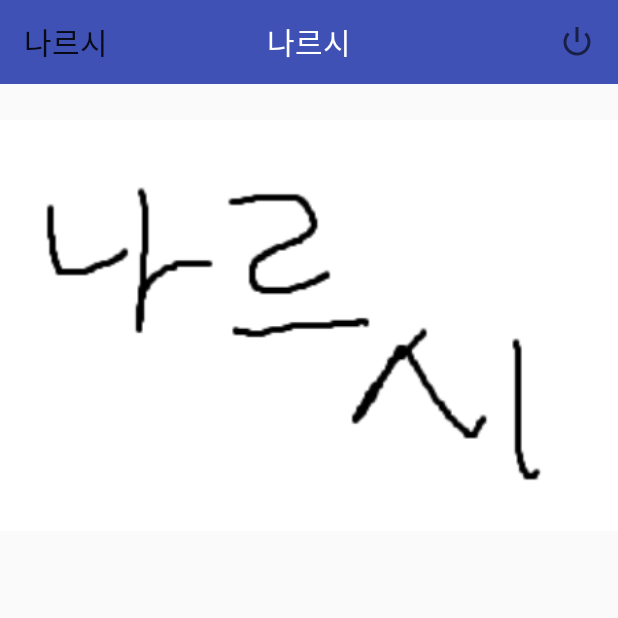
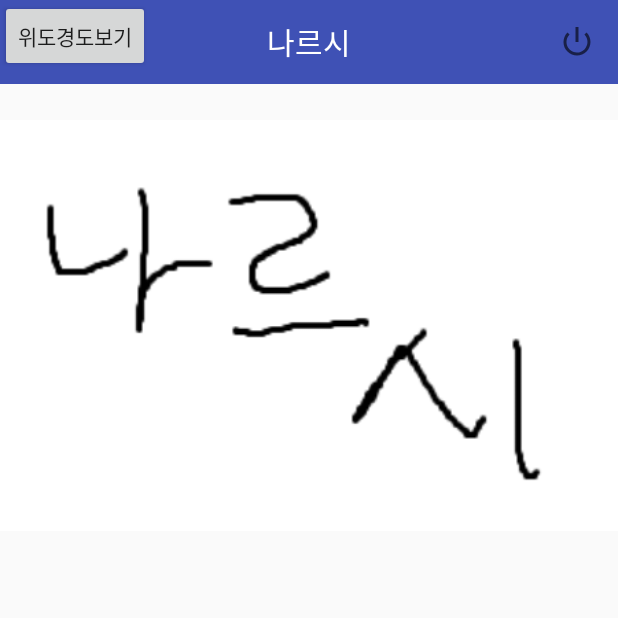
Before and after one commit to csw5team/narsi2, an Android app: the screen it shows after launch once a user with an empty profile is signed in (MainActivity), on a phone screen of 412 x 824 dp, the top half of it. Run offline under Robolectric (Android 15) with nearby library versions, the phone set to English and light mode, and no system bars; our stand-ins replace Firebase (no records; nobody signed in at launch, a user with empty details on screens opened directly).

Commit message:
calculate lat and lng _ver2

```diff
--- a/app/src/main/java/org/csw/narsi2/MainActivity.java
+++ b/app/src/main/java/org/csw/narsi2/MainActivity.java
@@ -60,7 +60,11 @@ public class MainActivity extends AppCompatActivity {
             return;
         }
         location = locationManager.getLastKnownLocation(bestProvider);
+        if (location != null) {
+            lat = location.getLatitude();
+            lng = location.getLongitude();
 
+        }
         locationListener = new LocationListener() {
             @Override
             public void onLocationChanged(Location location) {
@@ -125,6 +129,19 @@ public class MainActivity extends AppCompatActivity {
                 finish();
             }
         });
+        location = locationManager.getLastKnownLocation(bestProvider);
+        if (location != null) {
+            lat = location.getLatitude();
+            lng = location.getLongitude();
+
+        }
+        Button button = (Button) findViewById(R.id.showLatLng);
+        button.setOnClickListener(new View.OnClickListener() {
+            @Override
+            public void onClick(View v) {
+                Toast.makeText(MainActivity.this, "위도 : "+MainActivity.this.getLat()+"경도 : "+MainActivity.this.getLng(), Toast.LENGTH_LONG).show();
+            }
+        });
 
 
     }
--- a/app/src/main/res/layout/activity_main.xml
+++ b/app/src/main/res/layout/activity_main.xml
@@ -2,9 +2,9 @@
 <android.support.v4.widget.DrawerLayout xmlns:android="http://schemas.android.com/apk/res/android"
     xmlns:app="http://schemas.android.com/apk/res-auto"
     xmlns:tools="http://schemas.android.com/tools"
+    android:id="@+id/drawer_layout"
     android:layout_width="match_parent"
     android:layout_height="match_parent"
-    android:id="@+id/drawer_layout"
     tools:context=".MainActivity">
 
     <android.support.design.widget.CoordinatorLayout
@@ -21,14 +21,24 @@
 
 
     </android.support.design.widget.CoordinatorLayout>
-<android.support.design.widget.NavigationView
-    android:layout_width="wrap_content"
-    android:layout_height="match_parent"
-    android:layout_gravity="start"
-    app:headerLayout="@layout/side_bar"
-    >
 
-</android.support.design.widget.NavigationView>
+    <android.support.design.widget.NavigationView
+        android:layout_width="wrap_content"
+        android:layout_height="match_parent"
+        android:layout_gravity="start"
+        app:headerLayout="@layout/side_bar">
 
+    </android.support.design.widget.NavigationView>
+
+    <LinearLayout
+        android:layout_width="match_parent"
+        android:layout_height="wrap_content">
+
+        <Button
+            android:id="@+id/showLatLng"
+            android:layout_width="wrap_content"
+            android:layout_height="wrap_content"
+            android:text="위도경도보기" />
+    </LinearLayout>
 
 </android.support.v4.widget.DrawerLayout>
```
